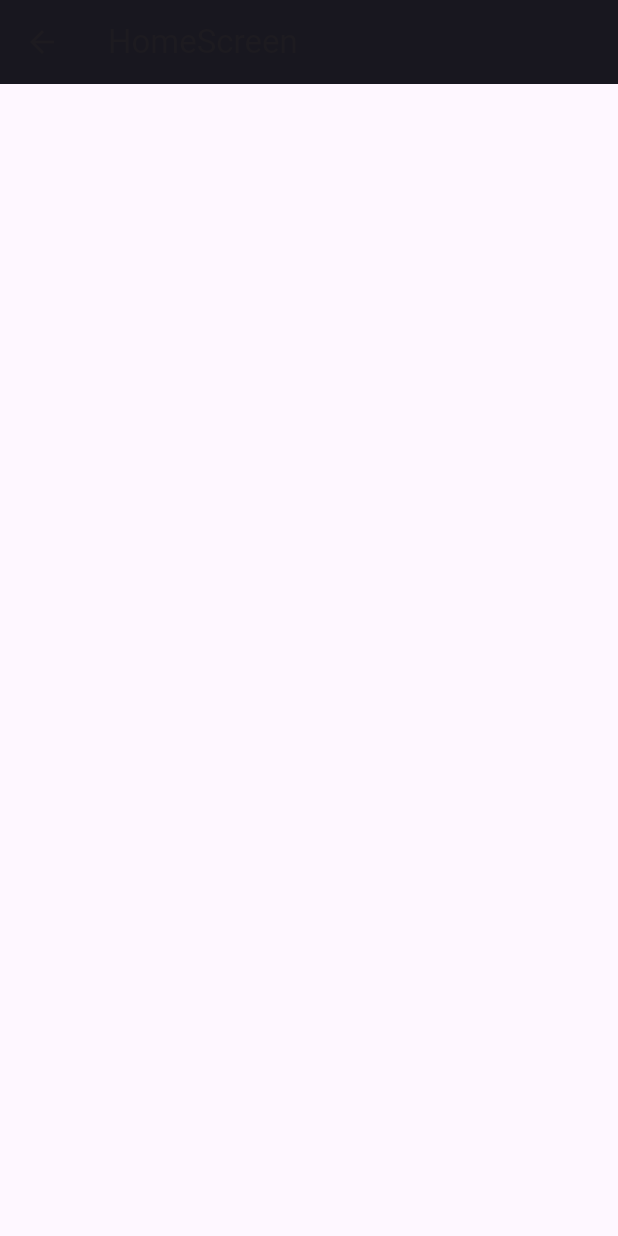
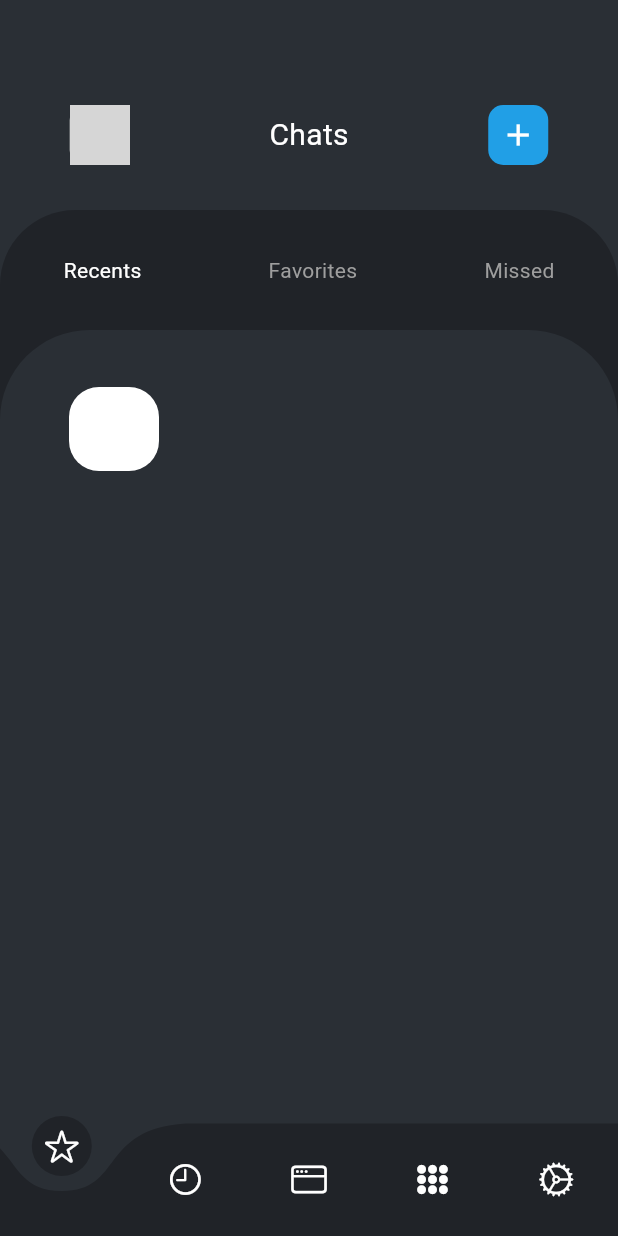
Before and after one commit to fenishpatel3150/chatapp, a Flutter app: the HomeScreen screen opened directly, on a phone screen of 412 x 824 dp. Run offline on Flutter 3.47's test engine with Material 3 defaults, Android fonts, the phone set to English and light mode, and no system bars; drawn by our look-alikes of curved_navigation_bar; our stand-ins replace firebase_auth, firebase_core, get, google_fonts; accounts and stored records are empty; grey boxes are pictures that could not be loaded.

Commit message:
KRISHNA KRISHNA

```diff
--- a/lib/controller/LoginController/LoginController.dart
+++ b/lib/controller/LoginController/LoginController.dart
@@ -5,20 +5,25 @@ import 'package:flutter/material.dart';
 import 'package:flutter/widgets.dart';
 import 'package:get/get.dart';
 
+import '../../helper/LoginService/Google_Sign_In_service.dart';
+
 class LoginController extends GetxController {
 
   FirebaseAuth auth = FirebaseAuth.instance;
   TextEditingController textemail = TextEditingController();
+  TextEditingController txtphone = TextEditingController();
   TextEditingController textpassword = TextEditingController();
   TextEditingController textconfimpassword = TextEditingController();
   RxBool validationComplete = false.obs;
   RxBool validationConfirm = false.obs;
+  RxString email = "".obs;
+  RxString name = "".obs;
+  RxString url = "".obs;
+  RxString receiverEmail ="".obs;
+  RxString receiverName ="".obs;
 
   void validation() {
     validationComplete.value = !validationComplete.value;
-  }
-  void confirmValidation() {
-    validationConfirm.value = !validationConfirm.value;
   }
 
   Future<void> login() async {
@@ -32,6 +37,11 @@ class LoginController extends GetxController {
 
     }
   }
+
+  void confirmValidation() {
+    validationConfirm.value = !validationConfirm.value;
+  }
+
   Future<void> Signup() async {
     try {
       UserCredential userCredential = await auth.createUserWithEmailAndPassword(
@@ -43,4 +53,18 @@ class LoginController extends GetxController {
 
     }
   }
+
+  void getRecevier(String email,String name)
+  {
+       receiverEmail.value =email;
+       receiverName.value =name;
+  }
+  void getUserDetail() {
+    User? user = GoogleSignInService.googleSignInSarvice.currentUser();
+    if (user != null) {
+      email.value = user.email!;
+      url.value = user.photoURL!;
+      name.value = user.displayName!;
+    }
+  }
 }
--- a/lib/helper/LoginService/AuthService.dart
+++ b/lib/helper/LoginService/AuthService.dart
@@ -13,4 +13,7 @@ class AuthService
     Future<UserCredential> userCredential =auth.createUserWithEmailAndPassword(email: email, password: password);
   }
 
+
+
+
 }
--- a/lib/main.dart
+++ b/lib/main.dart
@@ -7,7 +7,9 @@ import 'firebase_options.dart';
 
 Future<void> main() async {
   WidgetsFlutterBinding.ensureInitialized();
-  await Firebase.initializeApp();
+  await Firebase.initializeApp(
+    options: DefaultFirebaseOptions.currentPlatform
+  );
   runApp(const MyApp());
 }
 
--- a/lib/view/Home/HomeScreen.dart
+++ b/lib/view/Home/HomeScreen.dart
@@ -1,14 +1,142 @@
+import 'package:chatapp/controller/LoginController/LoginController.dart';
+import 'package:chatapp/helper/LoginService/FireStorageService.dart';
+import 'package:chatapp/helper/LoginService/Google_Sign_In_service.dart';
+import 'package:chatapp/view/ChatScreen/ChatScreen.dart';
+import 'package:curved_navigation_bar/curved_navigation_bar.dart';
+import 'package:flutter/cupertino.dart';
 import 'package:flutter/material.dart';
+import 'package:get/get.dart';
 
 class HomeScreen extends StatelessWidget {
   const HomeScreen({super.key});
 
   @override
   Widget build(BuildContext context) {
+
+    LoginController loginController =Get.put(LoginController());
+    loginController.getUserDetail();
     return Scaffold(
-      appBar: AppBar(
-        backgroundColor: const Color(0xff18171f),
-        title: Text('HomeScreen'),
+      bottomNavigationBar: CurvedNavigationBar(
+        backgroundColor: Color(0xff2a2f35),
+        color: Color(0xff202328),
+        onTap: (index)
+        {
+
+        },
+        items: [
+        Icon(CupertinoIcons.star,color: Colors.white,),
+        Icon(CupertinoIcons.clock,color: Colors.white,),
+        Icon(CupertinoIcons.macwindow,color: Colors.white,),
+        Icon(CupertinoIcons.circle_grid_3x3_fill,color: Colors.white,),
+        Icon(CupertinoIcons.settings,color: Colors.white,),
+      ],
+
+      ),
+      backgroundColor: Color(0xff2a2f35),
+      body: SingleChildScrollView(
+        child: Column(
+          children: [
+            Padding(
+              padding: const EdgeInsets.only(top: 70),
+              child: Row(
+                mainAxisAlignment: MainAxisAlignment.spaceAround,
+                children: [
+                Container(
+                  height: 40,
+                  width: 40,
+                  decoration: BoxDecoration(
+                    color: Colors.white,
+                    image: DecorationImage(image: AssetImage("")),
+                    borderRadius: BorderRadius.circular(10),
+                  ),
+                ),
+                  Text('Chats',style: TextStyle(color: Colors.white,fontSize: 20),),
+                  Container(
+                    height: 40,
+                    width: 40,
+                    decoration: BoxDecoration(
+                      color: Color(0xff219fe6),
+                      borderRadius: BorderRadius.circular(10),
+                    ),
+                    child: IconButton(
+                      onPressed: ()
+                      {
+
+                      }, icon: Icon(Icons.add,color: Colors.white,),
+                    ),
+                  ),
+                ],
+              ),
+            ),
+            SizedBox(height: 30,),
+            Stack(
+              children: [
+                Container(
+                  height: 250,
+                  width: double.infinity,
+                  decoration: BoxDecoration(
+                    borderRadius: BorderRadius.circular(50),
+                    color: Color(0xff202328),
+                  ),
+                  child: Row(
+                    mainAxisAlignment: MainAxisAlignment.spaceAround,
+                    crossAxisAlignment: CrossAxisAlignment.start,
+                    children: [
+                      Padding(
+                        padding: const EdgeInsets.only(top: 30),
+                        child: Text('Recents',style: TextStyle(color: Colors.white),),
+                      ),
+                      Padding(
+                        padding: const EdgeInsets.only(top: 30),
+                        child: Text('Favorites',style: TextStyle(color: Colors.grey),),
+                      ),
+                      Padding(
+                        padding: const EdgeInsets.only(top: 30),
+                        child: Text('Missed',style: TextStyle(color: Colors.grey),),
+                      ),
+                    ],
+                  ),
+                ),
+                Padding(
+                  padding: const EdgeInsets.only(top: 80),
+                  child: Container(
+                    height: 750,
+                    width: double.infinity,
+                    decoration: BoxDecoration(
+                      borderRadius: BorderRadius.circular(60),
+                      color: Color(0xff2a2f35),
+                    ),
+                    child: Column(
+                      children: [
+                        Padding(
+                          padding: const EdgeInsets.all(30),
+                          child: InkWell(
+                            onTap: ()
+                            {
+                              Get.to(ChatScreen());
+                            },
+                            child: ListTile(
+                              leading: Container(
+                                height: 60,
+                                width: 60,
+                                decoration: BoxDecoration(
+                                  color: Colors.white,
+                                  borderRadius: BorderRadius.circular(20)
+                                ),
+                              ),
+                              title: Text("${loginController.name}",style: TextStyle(color: Colors.white),),
+                              subtitle: Text("${loginController.email}",style: TextStyle(color: Color(0xff555a5e)),),
+                            ),
+                          ),
+                        )
+                      ],
+                    ),
+                  ),
+                ),
+              ],
+            )
+          ],
+        ),
       ),
     );
   }
--- a/lib/view/Login/LoginScreen/LoginPage.dart
+++ b/lib/view/Login/LoginScreen/LoginPage.dart
@@ -1,4 +1,5 @@
 import 'package:chatapp/controller/LoginController/LoginController.dart';
+import 'package:chatapp/helper/LoginService/Google_Sign_In_service.dart';
 import 'package:chatapp/view/Home/HomeScreen.dart';
 import 'package:chatapp/view/Login/Signup/SignupScreen.dart';
 import 'package:flutter/cupertino.dart';
@@ -104,8 +105,7 @@ class LoginPage extends StatelessWidget {
                         () => TextFormField(
                       style: const TextStyle(color: Colors.white),
                       controller: loginController.textpassword,
-                      obscureText:
-                      !loginController.validationComplete.value,
+                      obscureText: !loginController.validationComplete.value,
                       decoration: InputDecoration(
                         focusedBorder: OutlineInputBorder(
                           borderRadius: BorderRadius.circular(50),
@@ -193,8 +193,13 @@ class LoginPage extends StatelessWidget {
                 'or continue with',
                 style: GoogleFonts.lato(color: Colors.white),
               ),
-              const SizedBox(height: 20),
-              Container(
+               SizedBox(height: 20),
+              InkWell(
+                onTap: ()
+                async {
+                    String status=await GoogleSignInService.googleSignInSarvice.signInWithGoogle();
+                },
+                child: Container(
                   height: 60,
                   width: 350,
                   decoration: BoxDecoration(
@@ -212,6 +217,7 @@ class LoginPage extends StatelessWidget {
                           style: TextStyle(color: Colors.white, fontSize: 20),
                         )
                       ],
+                    ),
                   ),
                 ),
               ),
--- a/lib/view/Login/Signup/SignupScreen.dart
+++ b/lib/view/Login/Signup/SignupScreen.dart
@@ -7,6 +7,8 @@ import 'package:flutter/cupertino.dart';
 import 'package:flutter/material.dart';
 import 'package:get/get.dart';
 import 'package:google_fonts/google_fonts.dart';
+
+import '../../../helper/LoginService/Google_Sign_In_service.dart';
 
 class SignupScreen extends StatelessWidget {
   const SignupScreen({super.key});
@@ -199,12 +201,16 @@ class SignupScreen extends StatelessWidget {
               const SizedBox(height: 50),
               InkWell(
                 onTap: () async {
-                  if (logindata.currentState!.validate()) {
-                    await loginController.login();
-                    loginController.textemail.clear();
-                    loginController.textpassword.clear();
-                    loginController.textconfimpassword.clear();
-                  }
+
+                  // if (logindata.currentState!.validate()) {
+                  //   await loginController.Signup();
+                  //   loginController.textemail.clear();
+                  //   loginController.textpassword.clear();
+                  //   loginController.textconfimpassword.clear();
+                  // }
+
+
+
                 },
                 child: Container(
                   height: 60,
@@ -230,7 +236,13 @@ class SignupScreen extends StatelessWidget {
                 style: GoogleFonts.lato(color: Colors.white),
               ),
               const SizedBox(height: 20),
-              Container(
+              InkWell(
+                onTap: ()
+                async {
+                  String status=await GoogleSignInService.googleSignInSarvice.signInWithGoogle();
+                },
+
+                child: Container(
                   height: 60,
                   width: 350,
                   decoration: BoxDecoration(
@@ -248,6 +260,7 @@ class SignupScreen extends StatelessWidget {
                           style: TextStyle(color: Colors.white, fontSize: 20),
                         )
                       ],
+                    ),
                   ),
                 ),
               ),
--- a/pubspec.yaml
+++ b/pubspec.yaml
@@ -39,6 +39,10 @@ dependencies:
   firebase_auth: any
   get: any
   google_fonts: any
+  google_sign_in: any
+  cloud_firestore: ^5.2.1
+  curved_navigation_bar: ^1.0.6
+
 
 dev_dependencies:
   flutter_test:
```
Also changed, not shown: pubspec.lock, 3 other files. Lines whose indentation alone changed are shown as unchanged.
